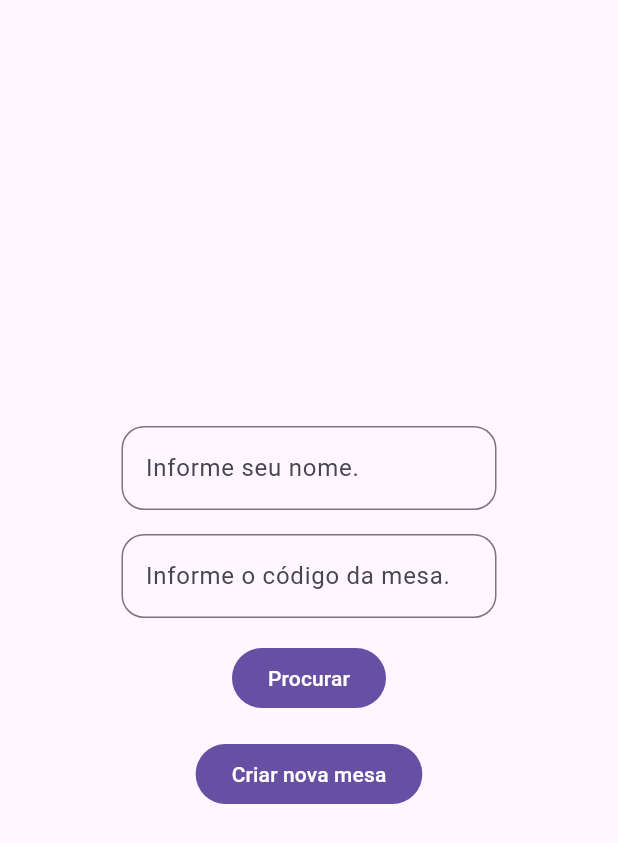
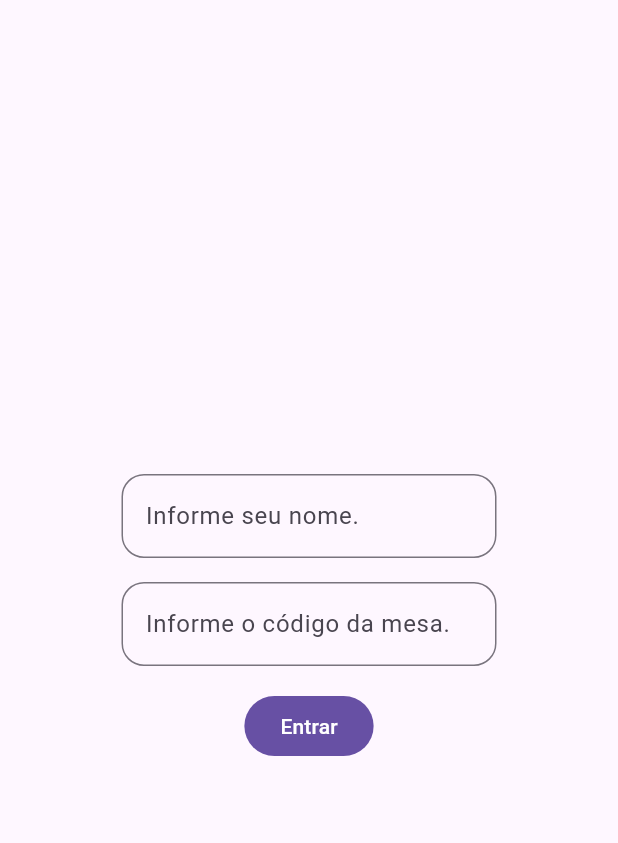
Before and after one commit to flutter-web-playground/planning_poker, a Flutter app: the screen it shows after launch, on a phone screen of 412 x 824 dp. Shown: the top 843 px of the screen. Run offline on Flutter 3.47's test engine with Material 3 defaults, Android fonts, the phone set to English and light mode, and no system bars; our stand-ins replace firebase_core, firebase_database; missing offline and left inert: universal_html; accounts and stored records are empty; statements that could not run were skipped.

Commit message:
feat(New Table): Remove create new table button, on enter to a nonexisting table, firebase create one

```diff
--- a/lib/view/pages/register_page.dart
+++ b/lib/view/pages/register_page.dart
@@ -53,15 +53,7 @@ class RegisterPage extends StatelessWidget {
                       nameController.text,
                     ]);
                   },
-                  child: const Text('Procurar'),
-                ),
-              ),
-              Padding(
-                padding: const EdgeInsets.all(8.0),
-                child: FilledButton(
-                  onPressed: () async {
-                  },
-                  child: const Text('Criar nova mesa'),
+                  child: const Text('Entrar'),
                 ),
               ),
             ],
```
